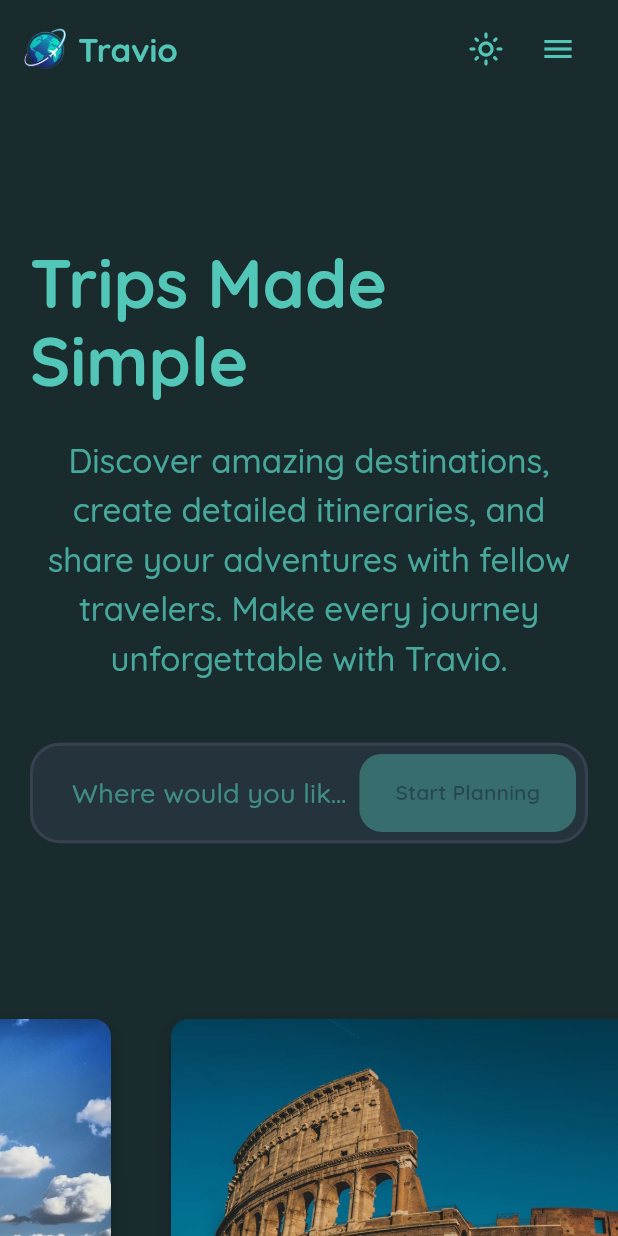
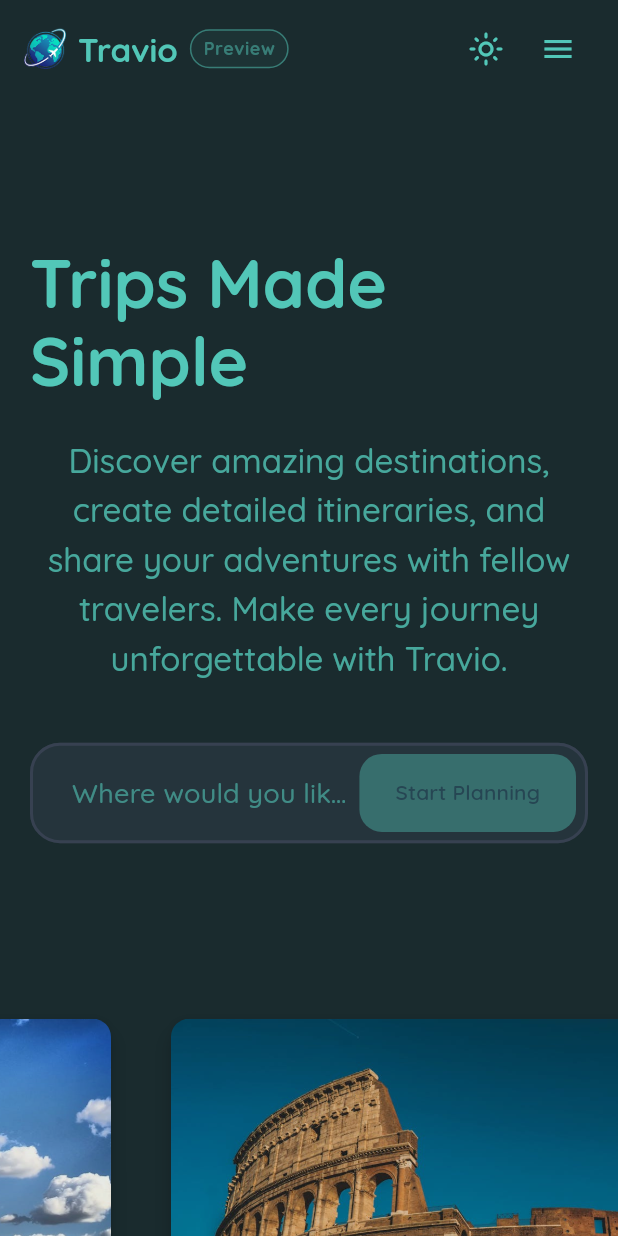
Before and after one commit to sbis04/travio, a Flutter app: the screen it shows after launch, after a tap on the "dark mode" icon, on a phone screen of 412 x 824 dp. Run offline on Flutter 3.47's test engine with Material 3 defaults, Android fonts, the phone set to English and light mode, and no system bars; our stand-ins replace cached_network_image, calendar_date_picker2, cloud_firestore, cloud_functions, dotted_border, easy_debounce and 6 more; missing offline and left inert: pointer_interceptor; accounts and stored records are empty; statements that could not run were skipped.

Commit message:
Add preview tag to the header

```diff
--- a/lib/widgets/app_header.dart
+++ b/lib/widgets/app_header.dart
@@ -48,6 +48,41 @@ class AppHeader extends StatelessWidget {
                         ),
                       ],
                     ),
+                  ),
+                ),
+                const SizedBox(width: 8),
+                // Preview badge
+                Container(
+                  padding: const EdgeInsets.symmetric(
+                    horizontal: 8,
+                    vertical: 4,
+                  ),
+                  decoration: BoxDecoration(
+                    color: Theme.of(context)
+                        .colorScheme
+                        .onSurface
+                        .withValues(alpha: 0.05),
+                    borderRadius: BorderRadius.circular(50),
+                    border: Border.all(
+                      color: Theme.of(context)
+                          .colorScheme
+                          .onSurface
+                          .withValues(alpha: 0.5),
+                    ),
+                  ),
+                  child: Row(
+                    children: [
+                      Text(
+                        'Preview',
+                        style: Theme.of(context).textTheme.bodySmall?.copyWith(
+                              fontWeight: FontWeight.w700,
+                              color: Theme.of(context)
+                                  .colorScheme
+                                  .onSurface
+                                  .withValues(alpha: 0.5),
+                            ),
+                      ),
+                    ],
                   ),
                 ),
                 const Spacer(),
```
